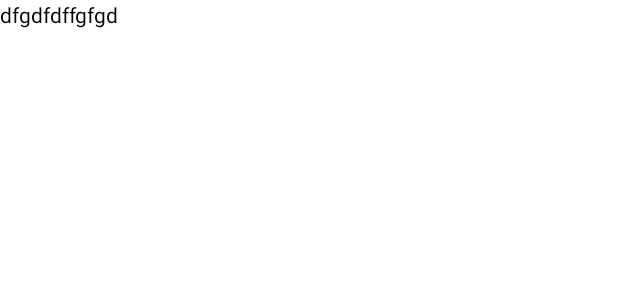
After one commit to Pawan245/Hanumanjetlibrary, an Android app: the layout items.xml on its own in the app's theme, with its tools: preview values and no code run, on a phone screen of 412 x 824 dp. The commit adds this screen. Shown: the top 300 px of the screen. Run offline under Robolectric (Android 15) with nearby library versions, the phone set to English and light mode, and no system bars.

Commit message:
Jay Sri SitaRam!!

```diff
--- /dev/null
+++ b/app/src/main/res/layout/items.xml
@@ -0,0 +1,18 @@
+<?xml version="1.0" encoding="utf-8"?>
+<RelativeLayout xmlns:android="http://schemas.android.com/apk/res/android"
+    android:layout_width="match_parent"
+    android:layout_height="match_parent">
+
+
+    <TextView
+        android:layout_width="wrap_content"
+        android:layout_height="wrap_content"
+        android:text="dfgdfdffgfgd"
+android:textColor="@color/black"
+        android:gravity="center"
+        android:hint="Spinner"
+        android:id="@+id/txt"
+       />
+
+
+</RelativeLayout>
```
Also changed, not shown: app/src/main/java/com/ram/Hanumanjetlibrary/MainActivity.java (+44 -3 lines), app/src/main/res/layout/activity_main.xml (+8 -0 lines), hanumanjetpacklibrery/src/main/java/com/ram/hanumanjetpacklibrery/HanumanAdapter.java (+5 -2 lines).
